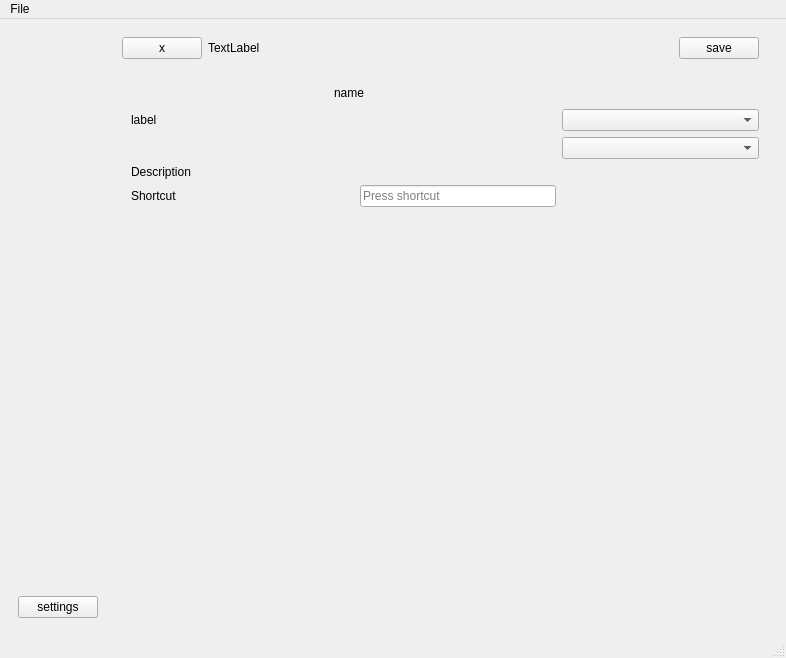
Qt form src/AppMainUi.ui (Vaisakhkm2625/keyboardcontrol) before a commit.
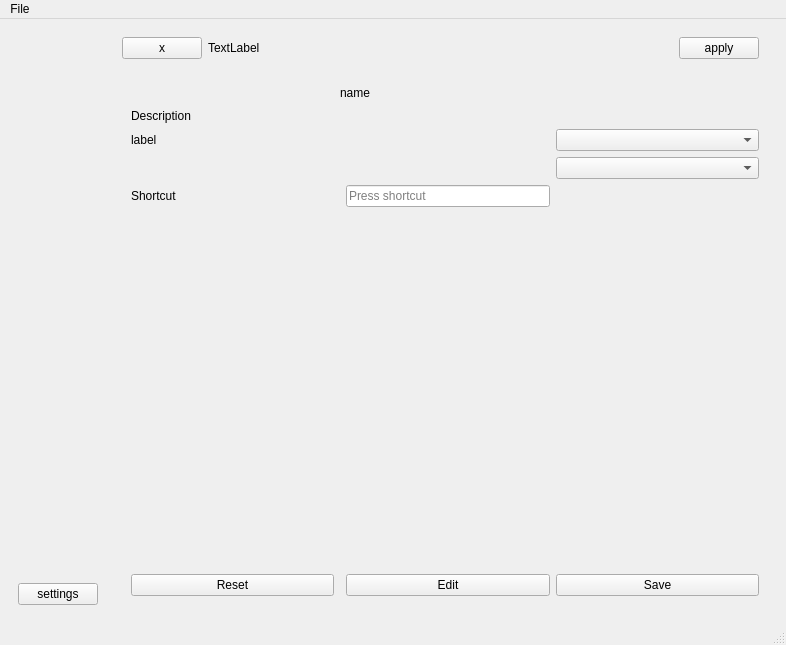
The same form after that commit. Icons and pictures are not drawn.

The edit to the form file:
```diff
--- a/src/AppMainUi.ui
+++ b/src/AppMainUi.ui
@@ -7,7 +7,7 @@
     <x>0</x>
     <y>0</y>
     <width>786</width>
-    <height>658</height>
+    <height>645</height>
    </rect>
   </property>
   <property name="windowTitle">
@@ -26,10 +26,27 @@
          <widget class="QWidget" name="general_edit"/>
          <widget class="QWidget" name="general_page">
           <layout class="QGridLayout" name="gridLayout_3">
-           <item row="4" column="0">
-            <widget class="QLabel" name="shotcut_label">
+           <item row="5" column="2">
+            <widget class="QKeySequenceEdit" name="keySequence"/>
+           </item>
+           <item row="7" column="0">
+            <widget class="QPushButton" name="reset_button">
              <property name="text">
-              <string>Shortcut</string>
+              <string>Reset</string>
+             </property>
+            </widget>
+           </item>
+           <item row="7" column="2">
+            <widget class="QPushButton" name="edit_properties_button">
+             <property name="text">
+              <string>Edit</string>
+             </property>
+            </widget>
+           </item>
+           <item row="7" column="3">
+            <widget class="QPushButton" name="save_button">
+             <property name="text">
+              <string>Save</string>
              </property>
             </widget>
            </item>
@@ -46,46 +63,13 @@
              </property>
             </spacer>
            </item>
-           <item row="3" column="0" colspan="4">
-            <widget class="QLabel" name="desc">
-             <property name="text">
-              <string>Description</string>
-             </property>
-            </widget>
-           </item>
-           <item row="0" column="3">
-            <spacer name="horizontalSpacer_3">
-             <property name="orientation">
-              <enum>Qt::Horizontal</enum>
-             </property>
-             <property name="sizeHint" stdset="0">
-              <size>
-               <width>40</width>
-               <height>20</height>
-              </size>
-             </property>
-            </spacer>
-           </item>
-           <item row="1" column="0" colspan="3">
+           <item row="2" column="0" colspan="3">
             <widget class="QLabel" name="uid">
              <property name="text">
               <string>label</string>
              </property>
             </widget>
            </item>
-           <item row="5" column="1">
-            <spacer name="verticalSpacer_2">
-             <property name="orientation">
-              <enum>Qt::Vertical</enum>
-             </property>
-             <property name="sizeHint" stdset="0">
-              <size>
-               <width>20</width>
-               <height>40</height>
-              </size>
-             </property>
-            </spacer>
-           </item>
            <item row="0" column="1" colspan="2">
             <widget class="QLabel" name="name">
              <property name="text">
@@ -93,15 +77,52 @@
              </property>
             </widget>
            </item>
-           <item row="4" column="2">
-            <widget class="QKeySequenceEdit" name="keySequence"/>
-           </item>
-           <item row="1" column="3">
-            <widget class="QComboBox" name="comboBox"/>
-           </item>
-           <item row="2" column="3">
+           <item row="3" column="3">
             <widget class="QComboBox" name="comboBox_2"/>
            </item>
+           <item row="5" column="0">
+            <widget class="QLabel" name="shotcut_label">
+             <property name="text">
+              <string>Shortcut</string>
+             </property>
+            </widget>
+           </item>
+           <item row="6" column="2">
+            <spacer name="verticalSpacer_2">
+             <property name="orientation">
+              <enum>Qt::Vertical</enum>
+             </property>
+             <property name="sizeHint" stdset="0">
+              <size>
+               <width>20</width>
+               <height>40</height>
+              </size>
+             </property>
+            </spacer>
+           </item>
+           <item row="0" column="3">
+            <spacer name="horizontalSpacer_3">
+             <property name="orientation">
+              <enum>Qt::Horizontal</enum>
+             </property>
+             <property name="sizeHint" stdset="0">
+              <size>
+               <width>40</width>
+               <height>20</height>
+              </size>
+             </property>
+            </spacer>
+           </item>
+           <item row="1" column="0">
+            <widget class="QLabel" name="desc">
+             <property name="text">
+              <string>Description</string>
+             </property>
+            </widget>
+           </item>
+           <item row="2" column="3">
+            <widget class="QComboBox" name="comboBox"/>
+           </item>
           </layout>
          </widget>
          <widget class="QWidget" name="page"/>
@@ -194,9 +215,9 @@
            </spacer>
           </item>
           <item>
-           <widget class="QPushButton" name="save_button">
+           <widget class="QPushButton" name="apply_button">
             <property name="text">
-             <string>save</string>
+             <string>apply</string>
             </property>
            </widget>
           </item>
```
